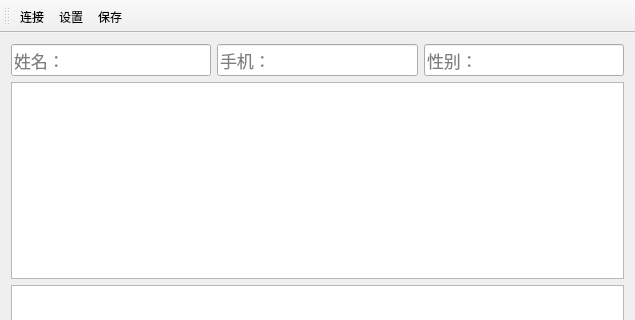
Old version of the form mainwindow.ui in the repository crouse/citta; both pictures show x 0 to 635 and y 0 to 320 of the 635 by 515 pixel window.
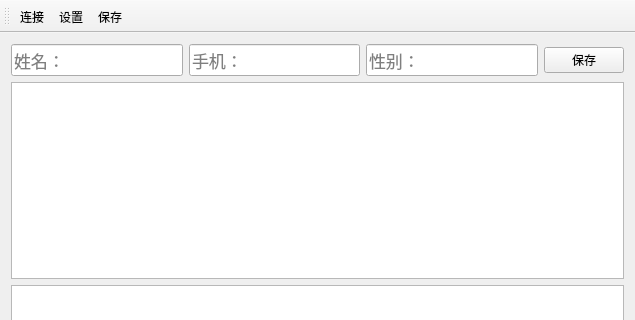
New version of the form. Icons and pictures are not drawn.

The edit to the form file:
```diff
--- a/mainwindow.ui
+++ b/mainwindow.ui
@@ -61,6 +61,28 @@
           </property>
          </widget>
         </item>
+        <item>
+         <widget class="QPushButton" name="pushButtonSave">
+          <property name="font">
+           <font>
+            <family>YouYuan</family>
+           </font>
+          </property>
+          <property name="text">
+           <string>保存</string>
+          </property>
+          <property name="icon">
+           <iconset resource="pic.qrc">
+            <normaloff>:/pics/save.png</normaloff>:/pics/save.png</iconset>
+          </property>
+          <property name="shortcut">
+           <string>Meta+S</string>
+          </property>
+          <property name="flat">
+           <bool>false</bool>
+          </property>
+         </widget>
+        </item>
        </layout>
       </item>
       <item>
```
